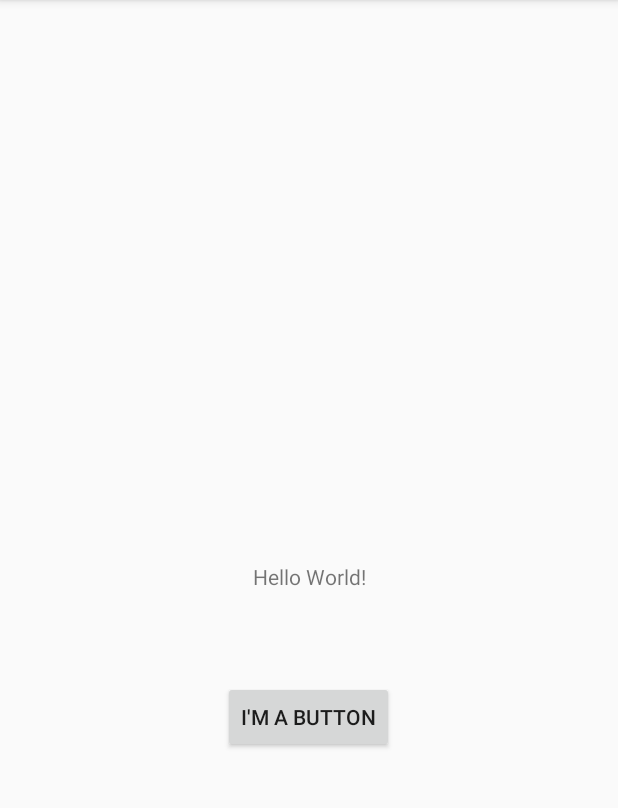
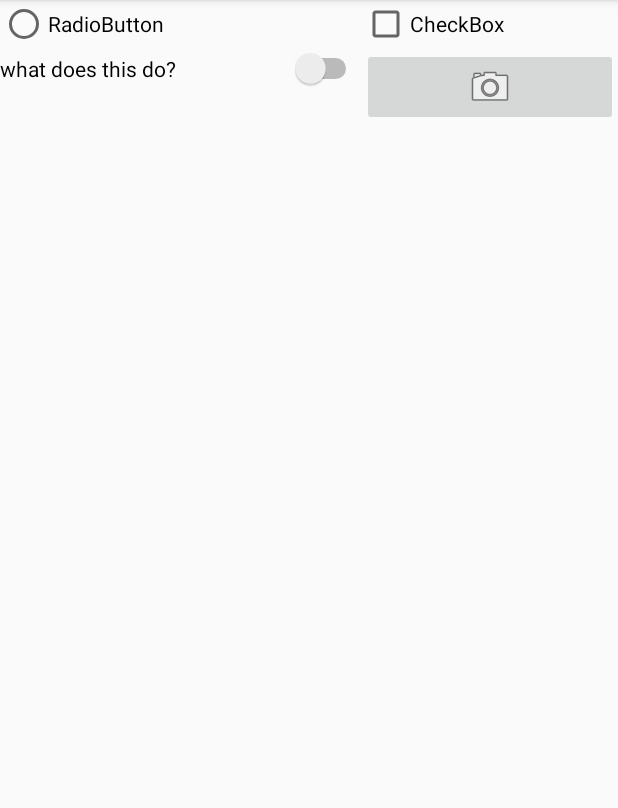
Before and after one commit to Abdisalanvp77/CP470, an Android app: the screen it shows after launch (MainActivity before the commit, ListItemsActivity after it), on a phone screen of 412 x 824 dp, the part 84-892 px from its top. Run offline under Robolectric (Android 15) with nearby library versions, the light colour scheme and no system bars.

Commit message:
Added 3 activies for part 2

```diff
--- /dev/null
+++ b/app/src/main/java/com/example/androidassignments/ListItemsActivity.java
@@ -0,0 +1,14 @@
+package com.example.androidassignments;
+
+import androidx.appcompat.app.AppCompatActivity;
+
+import android.os.Bundle;
+
+public class ListItemsActivity extends AppCompatActivity {
+
+    @Override
+    protected void onCreate(Bundle savedInstanceState) {
+        super.onCreate(savedInstanceState);
+        setContentView(R.layout.activity_list_items);
+    }
+}
--- /dev/null
+++ b/app/src/main/res/layout/activity_list_items.xml
@@ -0,0 +1,42 @@
+<?xml version="1.0" encoding="utf-8"?>
+<GridLayout xmlns:android="http://schemas.android.com/apk/res/android"
+    xmlns:app="http://schemas.android.com/apk/res-auto"
+    xmlns:tools="http://schemas.android.com/tools"
+    android:layout_width="match_parent"
+    android:layout_height="wrap_content"
+    android:columnCount="2"
+    android:rowCount="2"
+    tools:context=".ListItemsActivity">
+
+    <RadioButton
+        android:id="@+id/radioButton"
+        android:layout_width="wrap_content"
+        android:layout_height="wrap_content"
+        android:text="RadioButton"
+        android:gravity="fill"
+        android:layout_columnWeight="1"/>
+
+    <CheckBox
+        android:id="@+id/checkBox"
+        android:layout_width="wrap_content"
+        android:layout_height="wrap_content"
+        android:text="CheckBox"
+        android:gravity="fill"
+        android:layout_columnWeight="1"/>
+
+    <Switch
+        android:id="@+id/switch1"
+        android:layout_width="wrap_content"
+        android:layout_height="wrap_content"
+        android:text="what does this do?"
+        android:gravity="fill"
+        android:layout_columnWeight="1"/>
+
+    <ImageButton
+        android:id="@+id/imageButton"
+        android:layout_width="wrap_content"
+        android:layout_height="wrap_content"
+        app:srcCompat="@android:drawable/ic_menu_camera"
+        android:gravity="fill"
+        android:layout_columnWeight="1"/>
+</GridLayout>
--- a/app/src/main/res/values/strings.xml
+++ b/app/src/main/res/values/strings.xml
@@ -2,4 +2,7 @@
     <string name="app_name">Assignment 1</string>
     <string name="hello_message">Hello World!</string>
     <string name="ButtonText">I\'m a button</string>
+    <string name="login_text">Login</string>
+    <string name="hint_text">login name</string>
+    <string name="password_text">Password</string>
 </resources>
```
Also changed, not shown: app/src/main/AndroidManifest.xml (+7 -1 lines), app/src/main/java/com/example/androidassignments/LoginActivity.java (added, +14 -0 lines), app/src/main/res/layout/activity_login.xml (added, +34 -0 lines), 1 other file.
